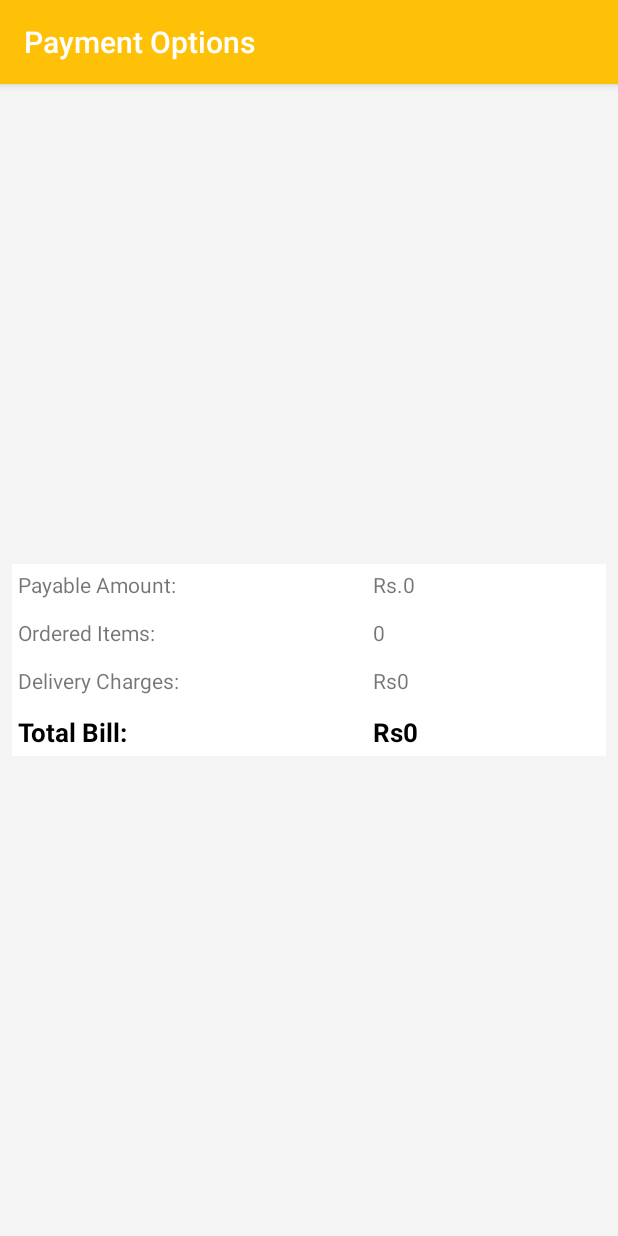
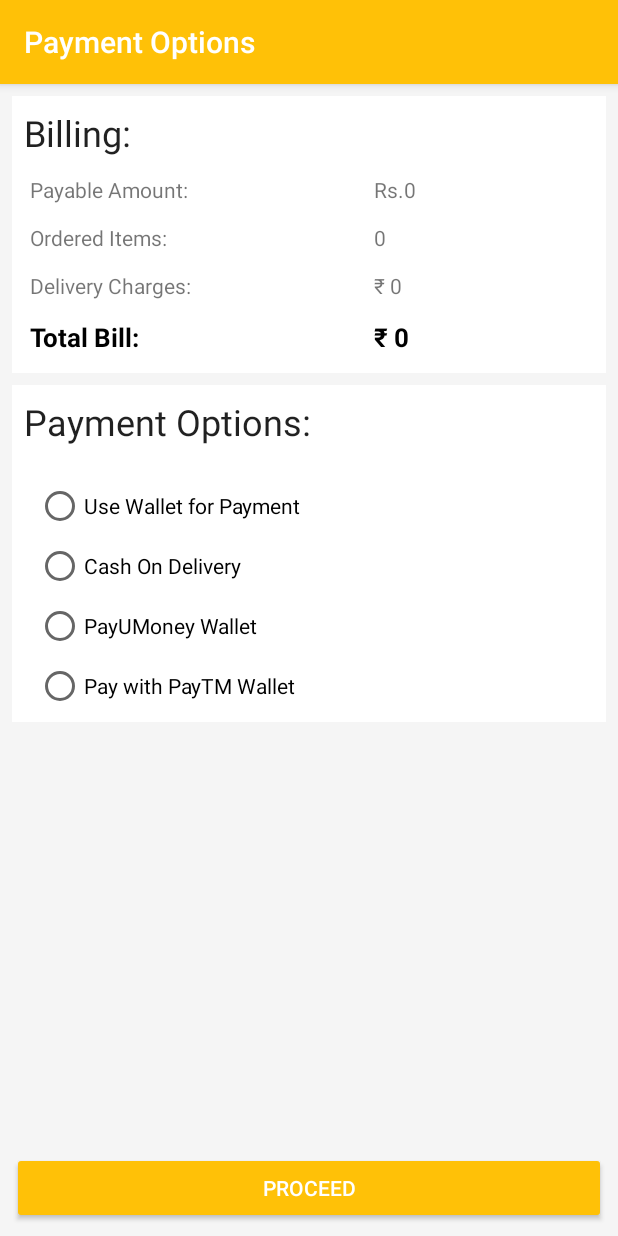
Before and after one commit to AdityaIndoori/NEEDYb1, an Android app: the H_MartPaymentOptions screen opened directly, with no data from a screen before it, on a phone screen of 412 x 824 dp. Run offline under Robolectric (Android 15) with nearby library versions, the phone set to English and light mode, and no system bars.

Commit message:
completed HMart upto payment details...still havent used databases for cart

```diff
--- a/app/src/main/AndroidManifest.xml
+++ b/app/src/main/AndroidManifest.xml
@@ -42,13 +42,17 @@
             android:label="@string/title_activity_h_mart_product_selection"
             android:screenOrientation="portrait"
             android:theme="@style/AppTheme.NoActionBar" />
-        <activity android:name=".H_MartCartActivity" />
-        <activity android:name=".H_MartDeliveryOptions" />
+        <activity android:name=".H_MartCartActivity"
+            android:screenOrientation="portrait"/>
+        <activity android:name=".H_MartDeliveryOptions"
+            android:screenOrientation="portrait"/>
         <activity
             android:name=".WOR_MainActivity"
             android:label="@string/title_activity_wor__main"
+            android:screenOrientation="portrait"
             android:theme="@style/AppTheme.NoActionBar" />
-        <activity android:name=".H_MartPaymentOptions"></activity>
+        <activity android:name=".H_MartPaymentOptions"
+            android:screenOrientation="portrait"></activity>
     </application>
 
 </manifest>
--- a/app/src/main/java/com/example/aditya/menuview/H_MartPaymentOptions.java
+++ b/app/src/main/java/com/example/aditya/menuview/H_MartPaymentOptions.java
@@ -5,7 +5,7 @@ import android.os.Bundle;
 import android.text.Html;
 import android.widget.TextView;
 
-public class H_MartPaymentOptions extends AppCompatActivity {
+public class  H_MartPaymentOptions extends AppCompatActivity {
     TextView textViewPaymentDetailsText,textViewPaymentDetailsNumbers;
     private int bill, items, deliveryCharges, ExpressDeliveryCharges,total;
     private String billingText,billingNumber;
@@ -20,18 +20,18 @@ public class H_MartPaymentOptions extends AppCompatActivity {
         bill = getIntent().getIntExtra("bill",0);
         items = getIntent().getIntExtra("items",0);
         deliveryCharges = items * 20;
-        ExpressDeliveryCharges = deliveryCharges * 2;
+        ExpressDeliveryCharges = deliveryCharges/2;
         billingText = "Payable Amount:<br><br>Ordered Items:<br><br>Delivery Charges:<br><br>";
-        billingNumber = "Rs."+bill+"<br><br>"+ ""+items+"<br><br>"+ "Rs"+deliveryCharges+"<br><br>";
+        billingNumber = "Rs."+bill+"<br><br>"+ ""+items+"<br><br>"+ "₹ "+deliveryCharges+"<br><br>";
         if (isExpressDelivery){
             total = bill + deliveryCharges + ExpressDeliveryCharges;
             billingText=billingText.concat("Express Delivery Charges:<br><br><b><big><font color=\"#000000\">Total Bill</font></b>");
-            billingNumber=billingNumber.concat("Rs"+ExpressDeliveryCharges+"<br><br>"+"<b><big><font color=\"#000000\">Rs"+total+"</font></b>");
+            billingNumber=billingNumber.concat("₹ "+ExpressDeliveryCharges+"<br><br>"+"<b><big><font color=\"#000000\">₹ "+total+"</font></b>");
         }
         else{
             total = bill + deliveryCharges;
             billingText=billingText.concat("<b><big><font color=\"#000000\">Total Bill:</font></b>");
-            billingNumber = billingNumber.concat("<b><big><font color=\"#000000\">Rs"+total+"</font></b>");
+            billingNumber = billingNumber.concat("<b><big><font color=\"#000000\">₹ "+total+"</font></b>");
         }
         textViewPaymentDetailsText.setText(Html.fromHtml(billingText));
         textViewPaymentDetailsNumbers.setText(Html.fromHtml(billingNumber));
--- a/app/src/main/res/layout/activity_h__mart_cart.xml
+++ b/app/src/main/res/layout/activity_h__mart_cart.xml
@@ -32,15 +32,15 @@
 
     <Button
         android:id="@+id/buttonH_MartCartConfirm"
-        style="@style/Widget.AppCompat.Button.Borderless.Colored"
         android:layout_width="match_parent"
         android:layout_height="wrap_content"
         android:layout_alignParentBottom="true"
         android:layout_marginBottom="2dp"
         android:layout_marginTop="2dp"
-        android:background="@color/colorPrimary"
+        android:backgroundTint="@color/colorPrimary"
         android:padding="8dp"
-        android:text="Confirm" />
+        android:text="Confirm"
+        android:textColor="#ffffff"/>
 
     <android.support.v7.widget.RecyclerView
         android:layout_width="match_parent"
--- a/app/src/main/res/layout/activity_h__mart_payment_options.xml
+++ b/app/src/main/res/layout/activity_h__mart_payment_options.xml
@@ -9,10 +9,23 @@
         <LinearLayout
             android:layout_width="match_parent"
             android:layout_height="wrap_content"
-        android:orientation="horizontal"
+            android:orientation="vertical"
             android:background="#ffffff"
             android:layout_margin="8dp"
-        android:layout_centerInParent="true">
+            android:id="@+id/linearLayoutBill"
+            android:layout_alignParentTop="true">
+
+            <TextView
+                android:layout_width="match_parent"
+                android:layout_height="wrap_content"
+                android:layout_marginLeft="8dp"
+                android:layout_marginTop="8dp"
+                android:text="Billing:"
+                android:textAppearance="@style/TextAppearance.AppCompat.Headline" />
+            <LinearLayout
+                android:layout_width="match_parent"
+                android:layout_height="match_parent"
+                android:layout_margin="8dp">
                 <TextView
                     android:layout_width="wrap_content"
                     android:layout_height="wrap_content"
@@ -29,4 +42,65 @@
                     />
             </LinearLayout>
 
+        </LinearLayout>
+        <RelativeLayout
+            android:layout_width="match_parent"
+            android:layout_height="wrap_content"
+            android:layout_below="@id/linearLayoutBill"
+            android:background="#ffffff"
+            android:layout_alignLeft="@id/linearLayoutBill"
+            android:layout_alignStart="@id/linearLayoutBill"
+            android:layout_alignEnd="@id/linearLayoutBill"
+            android:layout_alignRight="@id/linearLayoutBill">
+            <TextView
+                android:id="@+id/textPaymentTitle"
+                android:layout_width="match_parent"
+                android:layout_height="wrap_content"
+                android:layout_margin="8dp"
+                android:text="Payment Options:"
+                android:textAppearance="@style/TextAppearance.AppCompat.Headline" />
+            <RadioGroup
+                android:layout_width="wrap_content"
+                android:layout_height="wrap_content"
+                android:layout_below="@id/textPaymentTitle"
+                android:layout_margin="8dp"
+                android:layout_alignStart="@id/textPaymentTitle"
+                android:layout_alignLeft="@id/textPaymentTitle">
+                <RadioButton
+                    android:id="@+id/radioboxWallet"
+                    android:layout_width="wrap_content"
+                    android:layout_height="wrap_content"
+                    android:text="Use Wallet for Payment"
+                    android:layout_marginTop="8dp"/>
+                <RadioButton
+                    android:id="@+id/radioCashOnDelivery"
+                    android:layout_width="wrap_content"
+                    android:layout_height="wrap_content"
+                    android:text="Cash On Delivery"
+                    android:layout_marginTop="8dp"/>
+                <RadioButton
+                    android:id="@+id/radioPayUMoney"
+                    android:layout_width="wrap_content"
+                    android:layout_height="wrap_content"
+                    android:text="PayUMoney Wallet"
+                    android:layout_marginTop="8dp"/>
+                <RadioButton
+                    android:id="@+id/radioPayTM"
+                    android:layout_width="wrap_content"
+                    android:layout_height="wrap_content"
+                    android:text="Pay with PayTM Wallet"
+                    android:layout_marginTop="8dp"/>
+            </RadioGroup>
+
+
         </RelativeLayout>
+        <Button
+            android:layout_width="match_parent"
+            android:layout_height="wrap_content"
+            android:layout_alignParentBottom="true"
+            android:layout_centerHorizontal="true"
+            android:layout_margin="8dp"
+            android:backgroundTint="@color/colorPrimary"
+            android:text="Proceed"
+            android:textColor="#ffffff"/>
+</RelativeLayout>
```
Lines whose indentation alone changed are shown as unchanged.
